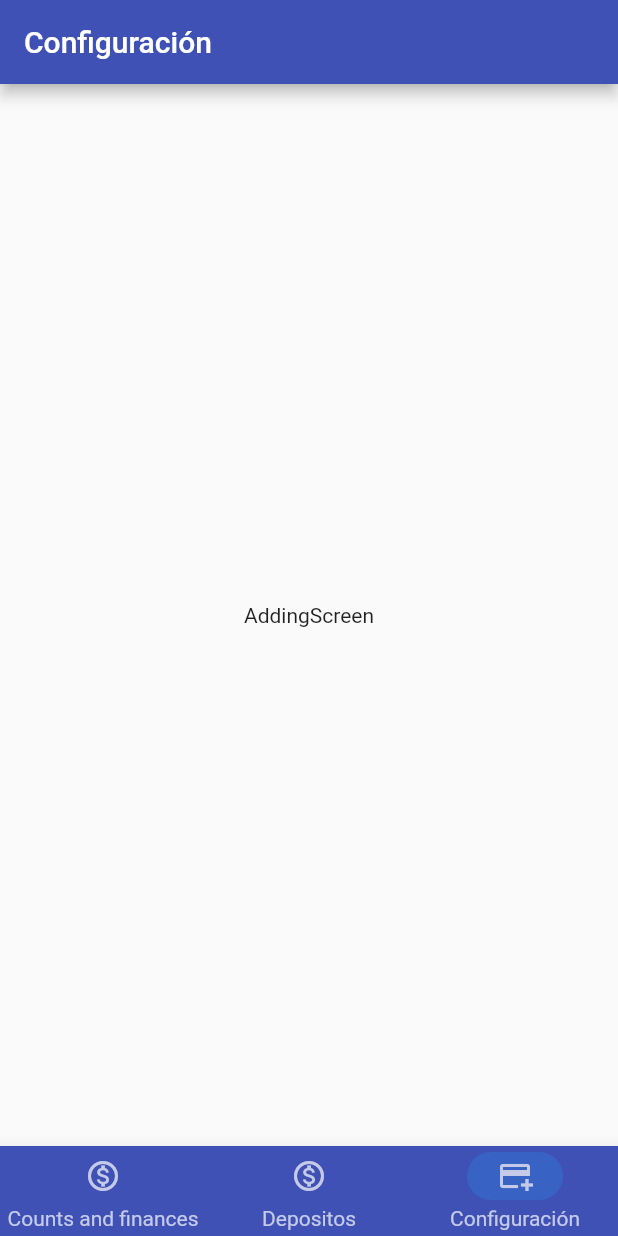
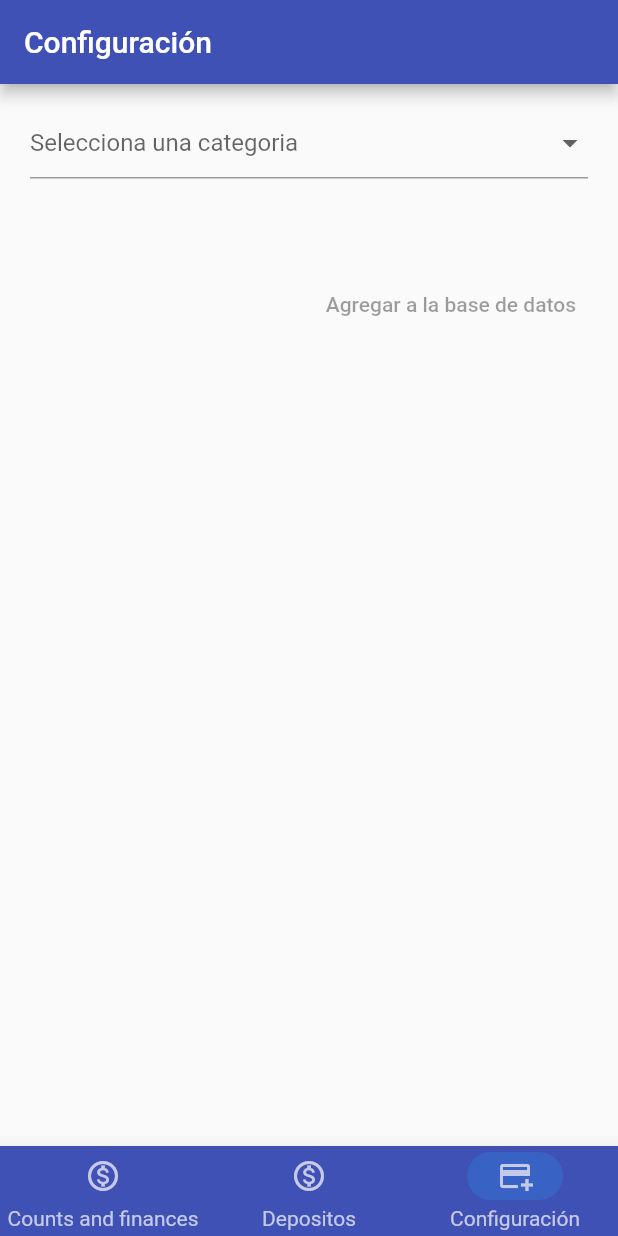
Before and after one commit to najiro8v/ContabilidadPersonal, a Flutter app: the screen it shows after launch, item 3 of the bottom bar chosen, on a phone screen of 412 x 824 dp. Run offline on Flutter 3.47's test engine with Material 2 defaults, Android fonts, the phone set to English and light mode, and no system bars.

Commit message:
subcategoris was added

```diff
--- a/lib/screens/adding_screen.dart
+++ b/lib/screens/adding_screen.dart
@@ -1,13 +1,84 @@
 import 'package:flutter/material.dart';
 
-class AddingScreen extends StatelessWidget {
+class AddingScreen extends StatefulWidget {
   const AddingScreen({Key? key}) : super(key: key);
 
   @override
+  State<AddingScreen> createState() => _AddingScreenState();
+}
+
+class _AddingScreenState extends State<AddingScreen> {
+  final Map<String, String> dropdownOptions = {
+    "gto": "Gastos",
+    "ing": "Ingresos",
+    "trans": "Transporte",
+    "add": "Agregar uno nuevo",
+  };
+  String option = "";
+  String subCategory = "";
+  String category = "";
+  double valueInitial = 0.0;
+
+  @override
   Widget build(BuildContext context) {
-    return const Scaffold(
-      body: Center(
-        child: Text('AddingScreen'),
+    return Scaffold(
+      body: Container(
+        padding: const EdgeInsets.symmetric(horizontal: 20, vertical: 15),
+        child: Column(
+          children: [
+            DropdownButtonFormField(
+                hint: const Text("Selecciona una categoria"),
+                items: dropdownOptions.entries
+                    .map((value) => DropdownMenuItem(
+                          value: value.key,
+                          child: Text(value.value),
+                        ))
+                    .toList(),
+                onChanged: ((value) {
+                  option = value.toString();
+                  setState(() {});
+                })),
+            const SizedBox(height: 15),
+            if (option == "add")
+              TextFormField(
+                onChanged: (value) {
+                  category = value.toString();
+                  setState(() {});
+                },
+                decoration: const InputDecoration(
+                    label: Text("Nombre de la categoria")),
+              ),
+            const SizedBox(height: 15),
+            if (option.isNotEmpty)
+              TextFormField(
+                onChanged: (value) {
+                  subCategory = value.toString();
+                  setState(() {});
+                },
+                decoration: const InputDecoration(
+                    label: Text("Nombre de la subcategoría")),
+              ),
+            const SizedBox(height: 15),
+            if (subCategory.isNotEmpty)
+              TextFormField(
+                onChanged: (value) {
+                  valueInitial = double.parse(value.toString());
+                  setState(() {});
+                },
+                decoration: const InputDecoration(
+                    label: Text("Valor inicial de la subcategoría")),
+              ),
+            const SizedBox(height: 15),
+            Row(
+              mainAxisAlignment: MainAxisAlignment.end,
+              children: [
+                TextButton(
+                    onPressed: valueInitial <= 0 ? null : () {},
+                    child: const Text("Agregar a la base de datos")),
+              ],
+            )
+          ],
+        ),
       ),
     );
   }
--- a/lib/screens/finances_screen.dart
+++ b/lib/screens/finances_screen.dart
@@ -65,7 +65,7 @@ class _FinancesScreenState extends State<FinancesScreen> {
               ],
               onChanged: setList),
           DropdownButtonFormField(
-              value: subKeyOption,
+              value: subKeyOption ?? "",
               items: lista,
               onChanged: lista.isEmpty
                   ? null
```
